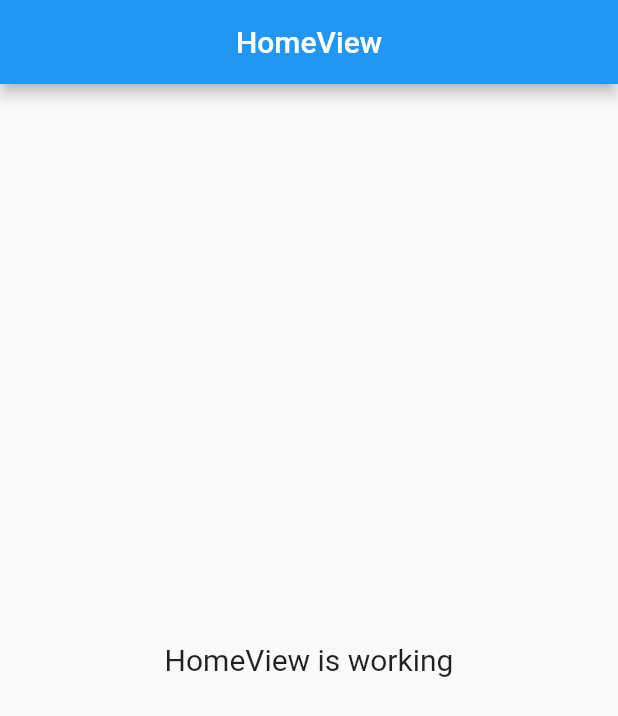
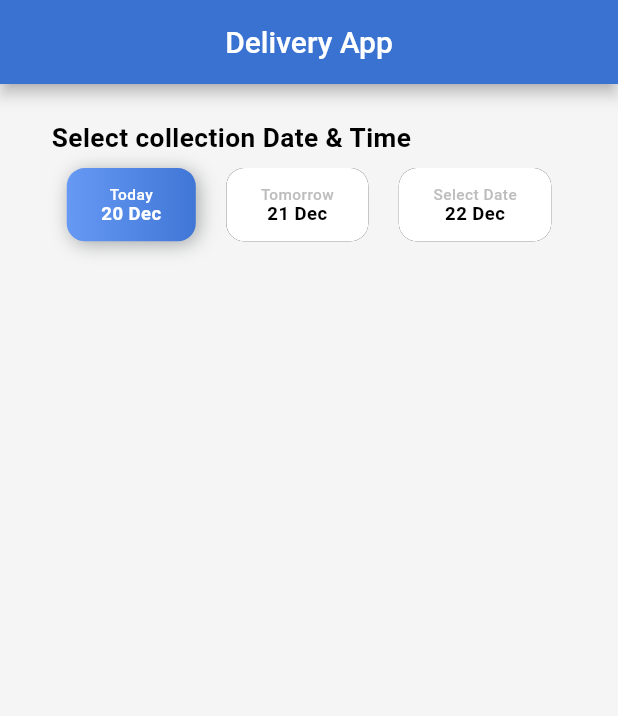
Before and after one commit to LukaMel-B/i-Lanam-technical-task, a Flutter app: the screen it shows after launch, on a phone screen of 412 x 824 dp. Shown: the top 716 px of the screen. Run offline on Flutter 3.47's test engine with Material 2 defaults, Android fonts, the phone set to English and light mode, and no system bars; our stand-ins replace flutter_screenutil, get.

Commit message:
custom choice chip

```diff
--- a/i_lanam_task/lib/app/modules/home/controllers/home_controller.dart
+++ b/i_lanam_task/lib/app/modules/home/controllers/home_controller.dart
@@ -1,23 +1,10 @@
 import 'package:get/get.dart';
 
 class HomeController extends GetxController {
-  //TODO: Implement HomeController
-
-  final count = 0.obs;
-  @override
-  void onInit() {
-    super.onInit();
-  }
-
-  @override
-  void onReady() {
-    super.onReady();
-  }
-
-  @override
-  void onClose() {
-    super.onClose();
-  }
-
-  void increment() => count.value++;
+  var collectionToday = true.obs;
+  var collectionTomorrow = false.obs;
+  var collectionDate = false.obs;
+  var deliveryToday = true.obs;
+  var deliveryTomorrow = false.obs;
+  var deliveryDate = false.obs;
 }
--- a/i_lanam_task/lib/app/modules/home/views/home_view.dart
+++ b/i_lanam_task/lib/app/modules/home/views/home_view.dart
@@ -1,24 +1,77 @@
 import 'package:flutter/material.dart';
-
+import 'package:flutter_screenutil/flutter_screenutil.dart';
 import 'package:get/get.dart';
-
-import '../controllers/home_controller.dart';
+import 'package:i_lanam_task/app/modules/home/controllers/home_controller.dart';
+import 'package:i_lanam_task/app/modules/home/widgets/choice_chip_widget.dart';
 
 class HomeView extends GetView<HomeController> {
   const HomeView({Key? key}) : super(key: key);
   @override
   Widget build(BuildContext context) {
     return Scaffold(
-      appBar: AppBar(
-        title: const Text('HomeView'),
-        centerTitle: true,
-      ),
-      body: const Center(
-        child: Text(
-          'HomeView is working',
-          style: TextStyle(fontSize: 20),
+        backgroundColor: Color(0xffF5F5F5),
+        appBar: AppBar(
+          title: const Text('Delivery App'),
+          centerTitle: true,
+          backgroundColor: Color(0xff3A72D2),
         ),
-      ),
-    );
+        body: Obx(() {
+          return ListView(
+            padding: EdgeInsets.symmetric(horizontal: 30.w, vertical: 10.h),
+            physics: BouncingScrollPhysics(),
+            children: [
+              SizedBox(
+                height: 15.h,
+              ),
+              Text(
+                'Select collection Date & Time',
+                style: TextStyle(
+                  color: Colors.black,
+                  letterSpacing: .3,
+                  fontSize: 17.sp,
+                  fontWeight: FontWeight.bold,
+                ),
+              ),
+              SizedBox(
+                height: 9.h,
+              ),
+              Row(
+                mainAxisAlignment: MainAxisAlignment.spaceAround,
+                children: [
+                  CustomChoiceChip(
+                    isSelected: controller.collectionToday.value,
+                    onPressed: () {
+                      controller.collectionTomorrow.value = false;
+                      controller.collectionToday.value = true;
+                      controller.collectionDate.value = false;
+                    },
+                    subTitle: '20 Dec',
+                    title: 'Today',
+                  ),
+                  CustomChoiceChip(
+                    isSelected: controller.collectionTomorrow.value,
+                    onPressed: () {
+                      controller.collectionTomorrow.value = true;
+                      controller.collectionToday.value = false;
+                      controller.collectionDate.value = false;
+                    },
+                    subTitle: '21 Dec',
+                    title: 'Tomorrow',
+                  ),
+                  CustomChoiceChip(
+                    isSelected: controller.collectionDate.value,
+                    onPressed: () {
+                      controller.collectionTomorrow.value = false;
+                      controller.collectionToday.value = false;
+                      controller.collectionDate.value = true;
+                    },
+                    subTitle: '22 Dec',
+                    title: 'Select Date',
+                  )
+                ],
+              ),
+            ],
+          );
+        }));
   }
 }
--- /dev/null
+++ b/i_lanam_task/lib/app/modules/home/widgets/choice_chip_widget.dart
@@ -0,0 +1,74 @@
+import 'package:flutter/material.dart';
+import 'package:flutter_screenutil/flutter_screenutil.dart';
+import 'package:get/get.dart';
+
+class CustomChoiceChip extends GetView {
+  final bool isSelected;
+  final VoidCallback onPressed;
+  final String title;
+  final String subTitle;
+  const CustomChoiceChip(
+      {super.key,
+      required this.isSelected,
+      required this.onPressed,
+      required this.subTitle,
+      required this.title});
+
+  @override
+  Widget build(BuildContext context) {
+    return Center(
+      child: Container(
+        decoration: BoxDecoration(
+          borderRadius: BorderRadius.circular(12),
+          boxShadow: [
+            (isSelected)
+                ? BoxShadow(
+                    offset: const Offset(2, 2),
+                    blurRadius: 10,
+                    color: const Color(0xFF909395).withOpacity(.8),
+                  )
+                : const BoxShadow()
+          ],
+          gradient: (isSelected)
+              ? const LinearGradient(
+                  colors: [Color(0xff6699F4), Color(0xff4076D6)],
+                  begin: Alignment.centerLeft,
+                  end: Alignment.centerRight)
+              : const LinearGradient(
+                  colors: [Color(0xFFFFFFFF), Color(0xFFFFFFFF)],
+                  begin: Alignment.centerLeft,
+                  end: Alignment.centerRight),
+        ),
+        child: TextButton(
+          onPressed: onPressed,
+          style: ElevatedButton.styleFrom(
+              shadowColor: Colors.transparent,
+              padding: EdgeInsets.symmetric(vertical: 10.w, horizontal: 20.w),
+              minimumSize: Size.zero,
+              tapTargetSize: MaterialTapTargetSize.shrinkWrap,
+              shape: RoundedRectangleBorder(
+                  borderRadius: BorderRadius.circular(10))),
+          child: Column(
+            children: [
+              Text(
+                title,
+                style: TextStyle(
+                    color: (isSelected) ? Colors.white : Colors.grey[400],
+                    letterSpacing: .3,
+                    fontSize: 10.sp),
+              ),
+              Text(
+                subTitle,
+                style: TextStyle(
+                    color: (isSelected) ? Colors.white : Colors.black,
+                    letterSpacing: .3,
+                    fontSize: 12.sp,
+                    fontWeight: FontWeight.bold),
+              ),
+            ],
+          ),
+        ),
+      ),
+    );
+  }
+}
--- a/i_lanam_task/lib/main.dart
+++ b/i_lanam_task/lib/main.dart
@@ -1,4 +1,5 @@
 import 'package:flutter/material.dart';
+import 'package:flutter_screenutil/flutter_screenutil.dart';
 
 import 'package:get/get.dart';
 
@@ -6,10 +7,15 @@ import 'app/routes/app_pages.dart';
 
 void main() {
   runApp(
-    GetMaterialApp(
-      title: "Application",
-      initialRoute: AppPages.INITIAL,
-      getPages: AppPages.routes,
-    ),
+    ScreenUtilInit(
+        designSize: const Size(360, 800),
+        minTextAdapt: true,
+        builder: (context, child) {
+          return GetMaterialApp(
+            title: "Application",
+            initialRoute: AppPages.INITIAL,
+            getPages: AppPages.routes,
+          );
+        }),
   );
 }
--- a/i_lanam_task/pubspec.yaml
+++ b/i_lanam_task/pubspec.yaml
@@ -8,6 +8,7 @@ environment:
 dependencies:
   get: ^4.6.5
   cupertino_icons: ^1.0.2
+  flutter_screenutil: ^5.6.1
   flutter:
     sdk: flutter
 
```
Also changed, not shown: i_lanam_task/pubspec.lock.
